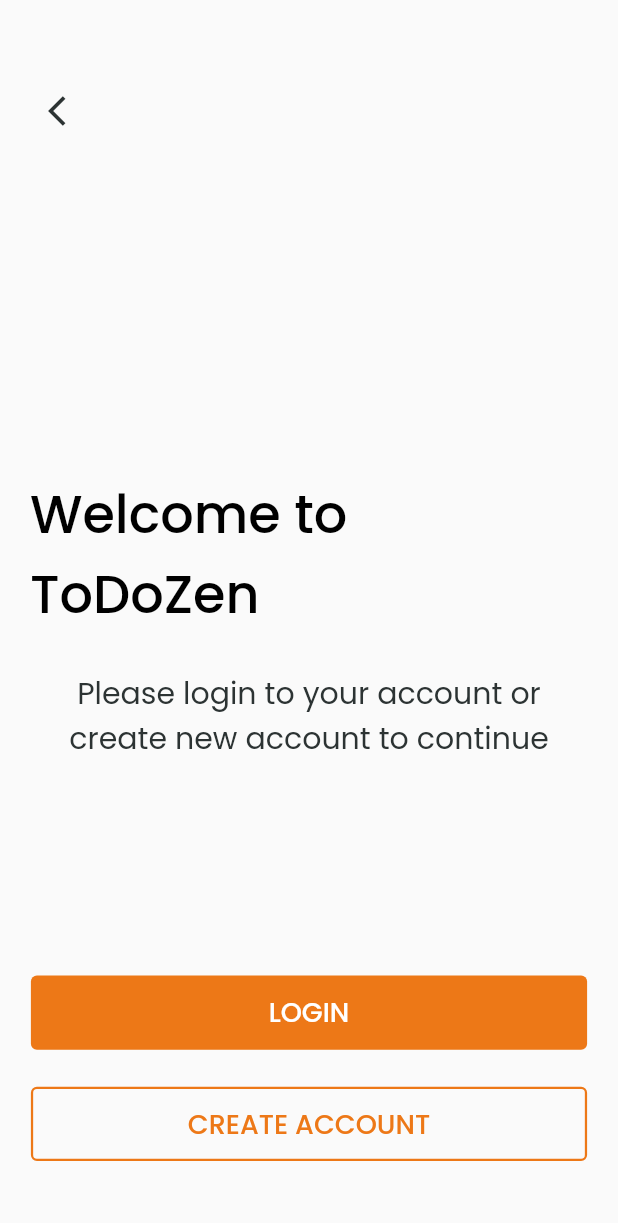
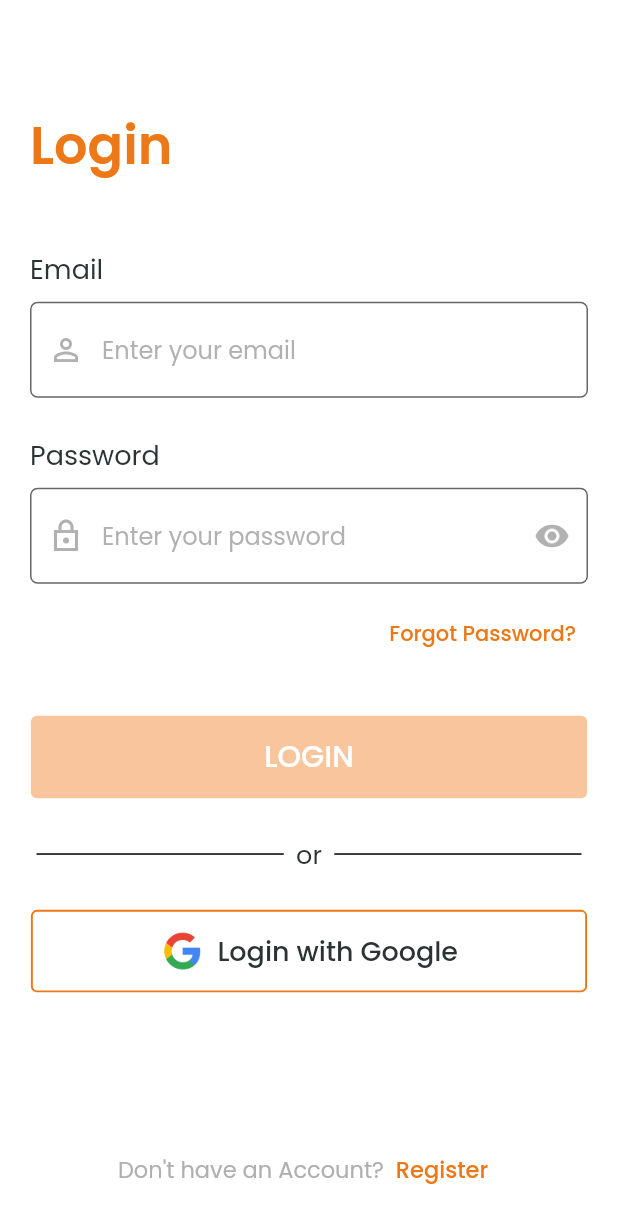
Before and after one commit to DinithKumudika/ToDoZen, a Flutter app: the WelcomeScreen screen opened directly, after a tap on "LOGIN", on a phone screen of 412 x 824 dp. Shown: the top 1223 px of the screen. Run offline on Flutter 3.47's test engine with Material 2 defaults, Android fonts, the phone set to English and light mode, and no system bars; our stand-ins replace firebase_auth, firebase_core, flutter_svg, get, liquid_swipe, lottie; accounts and stored records are empty.

Commit message:
feat: user login and logout

```diff
--- a/lib/main.dart
+++ b/lib/main.dart
@@ -2,6 +2,7 @@ import 'package:firebase_core/firebase_core.dart';
 import 'package:flutter/material.dart';
 import 'package:get/get.dart';
 import 'package:to_do_zen/firebase_options.dart';
+import 'package:to_do_zen/src/repositories/auth_repository.dart';
 import 'package:to_do_zen/src/screens/splash_screen.dart';
 import 'package:to_do_zen/src/utils/router.dart';
 import 'package:to_do_zen/src/utils/routes.dart';
@@ -10,7 +11,8 @@ void main() async {
   WidgetsFlutterBinding.ensureInitialized();
   await Firebase.initializeApp(
     options: DefaultFirebaseOptions.currentPlatform,
-  );
+  ).then((value) => Get.put(AuthRepository()));
+
   runApp(const MyApp());
 }
 
--- a/lib/src/constants/strings.dart
+++ b/lib/src/constants/strings.dart
@@ -9,4 +9,10 @@ const String onBoardingSubTitleThird =
     "Organize your daily tasks by adding your tasks into separate categories";
 
 const String welcomeTitle = "Welcome to ToDoZen";
-const String welcomeSubTitle = "Please login to your account or create new account to continue";
+const String welcomeSubTitle =
+    "Please login to your account or create new account to continue";
+
+const String loginTitle = "Login";
+const String emailHintText = "Enter your email";
+const String passwordHintText = "Enter your password";
+const String googleLogin = "Login with Google";
--- /dev/null
+++ b/lib/src/features/authentication/controllers/login_controller.dart
@@ -0,0 +1,21 @@
+import 'package:flutter/material.dart';
+import 'package:get/get.dart';
+import 'package:to_do_zen/src/repositories/auth_repository.dart';
+
+class LoginController extends GetxController {
+  static LoginController get instance => Get.find();
+
+  final email = TextEditingController();
+  final password = TextEditingController();
+
+  Future<String?> login(String email, String password) async {
+    final String? error = await AuthRepository.instance
+        .loginWithEmailAndPassword(email, password);
+
+    if (error != null) {
+      print("error: $error");
+      return error;
+    }
+    return null;
+  }
+}
--- /dev/null
+++ b/lib/src/features/authentication/models/user_model.dart
@@ -0,0 +1,20 @@
+class UserModel {
+  final String? id;
+  final String fullName;
+  final String email;
+  final String phoneNo;
+
+  const UserModel(
+      {this.id,
+      required this.email,
+      required this.fullName,
+      required this.phoneNo});
+
+  toJson() {
+    return {
+      "FullName": fullName,
+      "Email": email,
+      "Phone": phoneNo,
+    };
+  }
+}
--- /dev/null
+++ b/lib/src/features/authentication/screens/login/login_screen.dart
@@ -0,0 +1,97 @@
+import 'package:flutter/material.dart';
+import 'package:to_do_zen/src/constants/colors.dart';
+import 'package:to_do_zen/src/features/authentication/screens/login/widgets/google_sign_in.dart';
+import 'package:to_do_zen/src/features/authentication/screens/login/widgets/login_form.dart';
+import 'package:to_do_zen/src/features/authentication/screens/login/widgets/login_header.dart';
+
+class LoginScreen extends StatelessWidget {
+  const LoginScreen({super.key});
+
+  @override
+  Widget build(BuildContext context) {
+    final size = MediaQuery.of(context).size;
+
+    return Scaffold(
+      // resizeToAvoidBottomInset: false,
+      backgroundColor: COLOR_DARK,
+      body: SingleChildScrollView(
+        child: Stack(
+          alignment: Alignment.center,
+          children: [
+            Container(
+              padding: const EdgeInsets.symmetric(horizontal: 20.0),
+              width: MediaQuery.of(context).size.width,
+              height: MediaQuery.of(context).size.height,
+              color: COLOR_LIGHT,
+              child: Column(
+                mainAxisAlignment: MainAxisAlignment.center,
+                children: [
+                  const LoginForm(),
+                  Column(
+                    crossAxisAlignment: CrossAxisAlignment.center,
+                    children: [
+                      Padding(
+                        padding: EdgeInsets.symmetric(vertical: size.height * 0.03,),
+                        child: Row(
+                          mainAxisAlignment: MainAxisAlignment.center,
+                          children: [
+                            Container(
+                              color: COLOR_DARK,
+                              height: 1.0,
+                              width: size.width * 0.4,
+                            ),
+                            Padding(
+                              padding: EdgeInsets.symmetric(horizontal: size.width* 0.02),
+                              child: const Text(
+                                "or",
+                                style: TextStyle(
+                                    fontSize: 17.0, color: COLOR_DARK_ALT),
+                              ),
+                            ),
+                            Container(
+                              color: COLOR_DARK,
+                              height: 1.0,
+                              width: size.width * 0.4,
+                            ),
+                          ],
+                        ),
+                      ),
+                      const GoogleSignIn(),
+                      SizedBox(
+                        height: size.height * 0.02,
+                      ),
+                    ],
+                  ),
+                ],
+              ),
+            ),
+            Positioned(
+              bottom: 20,
+              child: Row(
+                mainAxisAlignment: MainAxisAlignment.center,
+                children: [
+                  const Text(
+                    "Don't have an Account?",
+                    style: TextStyle(color: COLOR_GRAY, fontSize: 15.0),
+                  ),
+                  TextButton(
+                    onPressed: () => Navigator.pushNamed(context, '/signup'),
+                    child: const Text(
+                      "Register",
+                      style: TextStyle(color: COLOR_PRIMARY, fontSize: 15.0),
+                    ),
+                  ),
+                ],
+              ),
+            ),
+            const Positioned(
+              top: 40,
+              left: 20,
+              child: LoginHeader(),
+            ),
+          ],
+        ),
+      ),
+    );
+  }
+}
--- /dev/null
+++ b/lib/src/features/authentication/screens/login/widgets/google_sign_in.dart
@@ -0,0 +1,65 @@
+import 'package:flutter/material.dart';
+import 'package:to_do_zen/src/constants/colors.dart';
+import 'package:to_do_zen/src/constants/images.dart';
+import 'package:to_do_zen/src/constants/strings.dart';
+
+class GoogleSignIn extends StatelessWidget {
+  const GoogleSignIn({super.key});
+
+  @override
+  Widget build(BuildContext context) {
+    final size = MediaQuery.of(context).size;
+
+    return OutlinedButton(
+      onPressed: () {},
+      style: OutlinedButton.styleFrom(
+        fixedSize: Size(size.width * 0.9, 55.0),
+        side: const BorderSide(
+          color: COLOR_PRIMARY,
+          width: 1.3,
+        ),
+      ),
+      child: Row(
+        mainAxisAlignment: MainAxisAlignment.center,
+        children: [
+          Image.asset(
+            googleLogo,
+            width: 30.0,
+            height: 30.0,
+          ),
+          SizedBox(
+            width: size.width * 0.02,
+          ),
+          const Text(
+            googleLogin,
+            style: TextStyle(
+              color: COLOR_DARK_ALT,
+              fontSize: 18.0,
+            ),
+          ),
+        ],
+      ),
+    );
+    // Container(
+    //   decoration: BoxDecoration(
+    //     border: Border.all(width: 2, color: COLOR_GRAY),
+    //     shape: BoxShape.circle,
+    //   ),
+    //   child: IconButton(
+    //     onPressed: () {},
+    //     style: OutlinedButton.styleFrom(
+    //       side: BorderSide(
+    //         width: 2.0,
+    //         style: BorderStyle.solid,
+    //         color: COLOR_LIGHT.withOpacity(0.5),
+    //       ),
+    //     ),
+    //     icon: Image.asset(
+    //       googleLogo,
+    //       width: 30.0,
+    //       height: 30.0,
+    //     ),
+    //   ),
+    // );
+  }
+}
--- /dev/null
+++ b/lib/src/features/authentication/screens/login/widgets/login_form.dart
@@ -0,0 +1,260 @@
+import 'package:flutter/material.dart';
+import 'package:get/get.dart';
+import 'package:to_do_zen/src/constants/colors.dart';
+import 'package:to_do_zen/src/constants/strings.dart';
+import 'package:to_do_zen/src/features/authentication/controllers/login_controller.dart';
+import 'package:to_do_zen/src/screens/home_screen.dart';
+
+class LoginForm extends StatefulWidget {
+  const LoginForm({super.key});
+
+  @override
+  State<LoginForm> createState() => _LoginFormState();
+}
+
+class _LoginFormState extends State<LoginForm> {
+  final FocusNode _inputEmailFocusNode = FocusNode();
+  final FocusNode _inputPasswordFocusNode = FocusNode();
+
+  final _formKey = GlobalKey<FormState>();
+
+  bool _isEmailFocused = false;
+  bool _isPasswordFocused = false;
+  bool _isFormFilled = false;
+  bool passwordToggle = true;
+
+  @override
+  void initState() {
+    super.initState();
+    _inputEmailFocusNode.addListener(() {
+      setState(() {
+        _isEmailFocused = _inputEmailFocusNode.hasFocus;
+      });
+    });
+
+    _inputEmailFocusNode.addListener(() {
+      setState(() {
+        _isPasswordFocused = _inputPasswordFocusNode.hasFocus;
+      });
+    });
+  }
+
+  @override
+  void dispose() {
+    _inputEmailFocusNode.dispose();
+    _inputPasswordFocusNode.dispose();
+    super.dispose();
+  }
+
+  @override
+  Widget build(BuildContext context) {
+    final size = MediaQuery.of(context).size;
+    final loginController = Get.put(LoginController());
+
+    return Form(
+      key: _formKey,
+      child: Container(
+        padding: const EdgeInsets.only(top: 20.0),
+        child: Column(
+          children: [
+            Column(
+              crossAxisAlignment: CrossAxisAlignment.start,
+              children: [
+                const Text(
+                  'Email',
+                  textAlign: TextAlign.left,
+                  style: TextStyle(
+                    color: COLOR_DARK_ALT,
+                    fontSize: 18.0,
+                  ),
+                ),
+                SizedBox(
+                  height: size.height * 0.01,
+                ),
+                TextFormField(
+                  controller: loginController.email,
+                  validator: (value) => validateEmail(value),
+                  focusNode: _inputEmailFocusNode,
+                  keyboardType: TextInputType.emailAddress,
+                  style: const TextStyle(color: COLOR_DARK_ALT),
+                  decoration: InputDecoration(
+                      prefixIcon: Icon(
+                        Icons.person_outline_sharp,
+                        color: _isEmailFocused
+                            ? COLOR_PRIMARY.withOpacity(0.6)
+                            : Colors.grey.withOpacity(0.8),
+                      ),
+                      hintText: emailHintText,
+                      floatingLabelBehavior: FloatingLabelBehavior.never,
+                      hintStyle: TextStyle(
+                        color: _isEmailFocused
+                            ? COLOR_PRIMARY.withOpacity(0.6)
+                            : Colors.grey.withOpacity(0.8),
+                      ),
+                      border: OutlineInputBorder(
+                        borderRadius: BorderRadius.circular(5),
+                      ),
+                      focusedBorder: OutlineInputBorder(
+                        borderSide: const BorderSide(color: COLOR_PRIMARY),
+                        borderRadius: BorderRadius.circular(5),
+                      ),
+                      filled: true,
+                      fillColor:
+                          _isEmailFocused ? Colors.transparent : COLOR_LIGHT),
+                ),
+              ],
+            ),
+            SizedBox(
+              height: size.height * 0.03,
+            ),
+            Column(
+              crossAxisAlignment: CrossAxisAlignment.start,
+              children: [
+                const Text(
+                  'Password',
+                  textAlign: TextAlign.left,
+                  style: TextStyle(
+                    color: COLOR_DARK_ALT,
+                    fontSize: 18.0,
+                  ),
+                ),
+                SizedBox(
+                  height: size.height * 0.01,
+                ),
+                TextFormField(
+                  controller: loginController.password,
+                  validator: (value) => validatePassword(value),
+                  focusNode: _inputPasswordFocusNode,
+                  style: const TextStyle(color: COLOR_DARK_ALT),
+                  obscureText: passwordToggle,
+                  decoration: InputDecoration(
+                      prefixIcon: Icon(
+                        Icons.lock_outline_sharp,
+                        color: _isPasswordFocused
+                            ? COLOR_PRIMARY.withOpacity(0.6)
+                            : Colors.grey.withOpacity(0.8),
+                      ),
+                      hintText: passwordHintText,
+                      floatingLabelBehavior: FloatingLabelBehavior.never,
+                      hintStyle: TextStyle(
+                        color: _isPasswordFocused
+                            ? COLOR_PRIMARY.withOpacity(0.6)
+                            : Colors.grey.withOpacity(0.8),
+                      ),
+                      border: OutlineInputBorder(
+                        borderRadius: BorderRadius.circular(5),
+                      ),
+                      focusedBorder: OutlineInputBorder(
+                        borderSide: const BorderSide(color: COLOR_PRIMARY),
+                        borderRadius: BorderRadius.circular(5),
+                      ),
+                      suffixIcon: IconButton(
+                        icon: passwordToggle
+                            ? const Icon(Icons.visibility)
+                            : const Icon(Icons.visibility_off),
+                        color: Colors.grey.withOpacity(0.8),
+                        onPressed: () {
+                          setState(() {
+                            passwordToggle = !passwordToggle;
+                          });
+                        },
+                      ),
+                      filled: true,
+                      fillColor: _isPasswordFocused
+                          ? Colors.transparent
+                          : COLOR_LIGHT),
+                ),
+              ],
+            ),
+            const SizedBox(
+              height: 10.0,
+            ),
+            Align(
+              alignment: Alignment.centerRight,
+              child: TextButton(
+                onPressed: () {},
+                child: const Text(
+                  "Forgot Password?",
+                  textAlign: TextAlign.end,
+                  style: TextStyle(
+                    color: COLOR_PRIMARY,
+                  ),
+                ),
+              ),
+            ),
+            const SizedBox(
+              height: 30.0,
+            ),
+            Align(
+              alignment: Alignment.center,
+              child: ElevatedButton(
+                onPressed: () async {
+                  if (_formKey.currentState!.validate()) {
+                    String? error = await LoginController.instance.login(
+                      loginController.email.text.trim(),
+                      loginController.password.text.trim(),
+                    );
+
+                    if (error != null) {
+                      Get.showSnackbar(
+                        GetSnackBar(
+                          backgroundColor: COLOR_DANGER,
+                          message: error.toString(),
+                          duration: const Duration(seconds: 3),
+                        ),
+                      );
+                    } else {
+                      Get.offAll(
+                        () => const HomeScreen(),
+                      );
+                    }
+                  }
+                },
+                style: ElevatedButton.styleFrom(
+                  fixedSize: Size(size.width * 0.9, 55.0),
+                  elevation: 0,
+                  backgroundColor: _isFormFilled
+                      ? COLOR_PRIMARY
+                      : COLOR_SECONDARY.withOpacity(0.6),
+                ),
+                child: Text(
+                  "login".toUpperCase(),
+                  style: const TextStyle(fontSize: 20.0),
+                ),
+              ),
+            ),
+          ],
+        ),
+      ),
+    );
+  }
+}
+
+String? validateEmail(String? email) {
+  String regex =
+      r"[a-z0-9!#$%&'*+/=?^_`{|}~-]+(?:\.[a-z0-9!#$%&'*+/=?^_`{|}~-]+)*@(?:[a-z0-9](?:[a-z0-9-]*[a-z0-9])?\.)+[a-z0-9](?:[a-z0-9-]*[a-z0-9])?";
+
+  RegExp regExp = RegExp(regex);
+
+  if (email!.isEmpty) {
+    return "email is required";
+  } else if (!regExp.hasMatch(email)) {
+    return "invalid email";
+  }
+  return null;
+}
+
+String? validatePassword(String? password) {
+  String regex =
+      r'^(?=.*?[A-Z])(?=.*?[a-z])(?=.*?[0-9])(?=.*?[!@#\$&*~]).{8,}$';
+  RegExp regExp = RegExp(regex);
+
+  if (password!.isEmpty) {
+    return "password is required";
+  } else if (password.length > 30) {
+    return "password should be less than 30 characters";
+  } else if (!regExp.hasMatch(password)) {
+    return "invalid password";
+  }
+  return null;
+}
--- /dev/null
+++ b/lib/src/features/authentication/screens/login/widgets/login_header.dart
@@ -0,0 +1,26 @@
+import 'package:flutter/material.dart';
+import 'package:to_do_zen/src/constants/colors.dart';
+import 'package:to_do_zen/src/constants/strings.dart';
+
+class LoginHeader extends StatelessWidget {
+  const LoginHeader({super.key});
+
+  @override
+  Widget build(BuildContext context) {
+    final size = MediaQuery.of(context).size;
+
+    return Column(
+      mainAxisAlignment: MainAxisAlignment.center,
+      children: const [
+        Padding(
+          padding: EdgeInsets.only(top: 30.0, bottom: 20.0),
+          child: Text(
+            loginTitle,
+            style: TextStyle(
+                color: COLOR_PRIMARY, fontSize: 35.0, fontWeight: FontWeight.w600,),
+          ),
+        ),
+      ],
+    );
+  }
+}
--- /dev/null
+++ b/lib/src/repositories/auth_repository.dart
@@ -0,0 +1,63 @@
+import 'package:firebase_auth/firebase_auth.dart';
+import 'package:get/get.dart';
+import 'package:to_do_zen/src/screens/welcome_screen.dart';
+
+
+class AuthRepository extends GetxController {
+  static AuthRepository get instance => Get.find();
+
+  final _auth = FirebaseAuth.instance;
+  late final Rx<User?> firebaseUser;
+  var verificationId = ''.obs;
+
+  @override
+  void onReady() {
+    firebaseUser = Rx<User?>(_auth.currentUser);
+    firebaseUser.bindStream(_auth.userChanges());
+
+    ever(firebaseUser, _setInitialScreen);
+  }
+
+  _setInitialScreen(User? user) {
+    if (user == null) {
+      Get.offAll(() => const WelcomeScreen());
+    }
+  }
+
+  Future<String?> loginWithEmailAndPassword(
+      String email, String password) async {
+    String? message;
+
+    try {
+      UserCredential userCredential = await _auth.signInWithEmailAndPassword(
+        email: email,
+        password: password,
+      );
+    } on FirebaseAuthException catch (e) {
+      switch (e.code) {
+        case 'user-not-found':
+          message = 'No user exists for that email';
+          break;
+        case 'wrong-password':
+          message = 'Invalid password';
+          break;
+        default:
+          message = 'Unknown error occurred';
+          break;
+      }
+      return message;
+    } catch (_) {
+      message = 'Unknown error occurred';
+      return message;
+    }
+    return null;
+  }
+
+  Future<void> logoutUser() async {
+    try {
+      await _auth.signOut();
+    } on FirebaseAuthException catch (e) {
+      print(e.code);
+    }
+  }
+}
--- a/lib/src/screens/home_screen.dart
+++ b/lib/src/screens/home_screen.dart
@@ -1,4 +1,6 @@
 import 'package:flutter/material.dart';
+import 'package:to_do_zen/src/constants/colors.dart';
+import 'package:to_do_zen/src/repositories/auth_repository.dart';
 
 class HomeScreen extends StatefulWidget {
   const HomeScreen({super.key});
@@ -10,6 +12,25 @@ class HomeScreen extends StatefulWidget {
 class _HomeScreenState extends State<HomeScreen> {
   @override
   Widget build(BuildContext context) {
-    return Container();
+    return Scaffold(
+      body: SafeArea(
+        child: Column(
+          children: [
+            const Text(
+              "home screen",
+              style: TextStyle(
+                color: COLOR_DARK,
+              ),
+            ),
+            ElevatedButton(
+              onPressed: () {
+                AuthRepository.instance.logoutUser();
+              },
+              child: const Text('Logout'),
+            ),
+          ],
+        ),
+      ),
+    );
   }
 }
--- a/lib/src/screens/welcome_screen.dart
+++ b/lib/src/screens/welcome_screen.dart
@@ -71,7 +71,7 @@ class WelcomeScreen extends StatelessWidget {
             child: Column(
               children: [
                 ElevatedButton(
-                  onPressed: () {},
+                  onPressed: ()=> Navigator.pushNamed(context, '/login'),
                   style: ElevatedButton.styleFrom(
                     fixedSize: Size(
                       size.width * 0.9,
--- a/lib/src/utils/routes.dart
+++ b/lib/src/utils/routes.dart
@@ -1,4 +1,5 @@
 import 'package:flutter/material.dart';
+import 'package:to_do_zen/src/features/authentication/screens/login/login_screen.dart';
 import 'package:to_do_zen/src/screens/home_screen.dart';
 import 'package:to_do_zen/src/screens/on_boarding/on_boarding_screen.dart';
 import 'package:to_do_zen/src/screens/splash_screen.dart';
@@ -12,4 +13,5 @@ final Map<String, WidgetBuilder> routes = {
   '/': (context) => const SplashScreen(),
   '/on_boarding': (context) => const OnBoardingScreen(),
   '/welcome': (context) => const WelcomeScreen(),
+  '/login': (context) => const LoginScreen()
 };
--- /dev/null
+++ b/lib/src/utils/themes/outlined_button.dart
@@ -0,0 +1 @@
+import 'package:flutter/material.dart';
--- /dev/null
+++ b/lib/src/utils/themes/text_form_field.dart
@@ -0,0 +1,8 @@
+import 'package:flutter/material.dart';
+
+class TextFormFieldTheme {
+  TextFormFieldTheme._();
+
+  static InputDecorationTheme inputDecorationTheme =
+      const InputDecorationTheme();
+}
```
